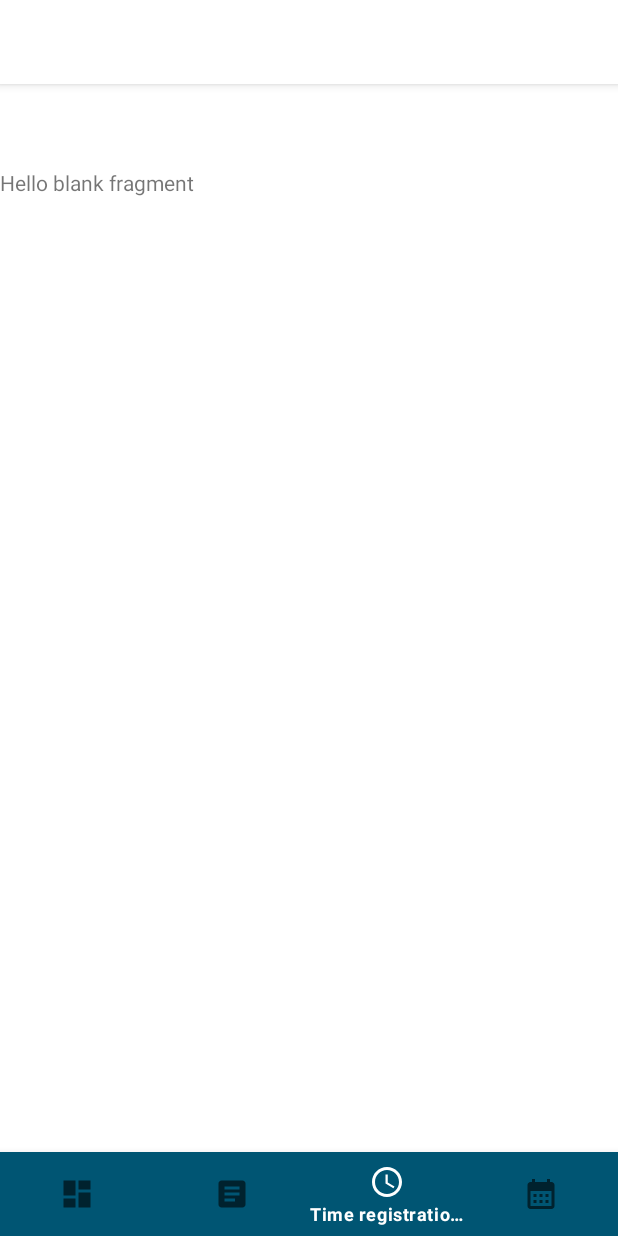
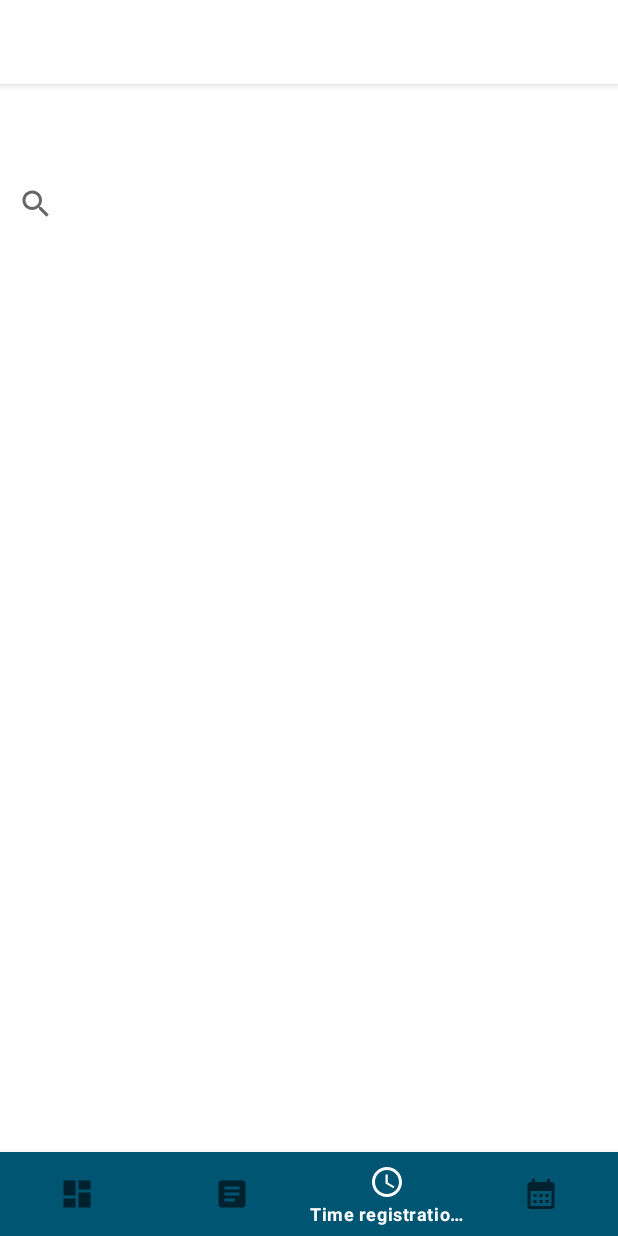
Before and after one commit to StijnMapper/Timeregistration, an Android app: the AllTimeRegistrationsFragment screen opened through its navigation route, on a phone screen of 412 x 824 dp. Run offline under Robolectric (Android 15) with nearby library versions, the phone set to English and light mode, and no system bars; our stand-ins replace navigation-ui.

Commit message:
Update fragment_all_time_registrations.xml
Feat: all time registrations layout

```diff
--- a/MyApplication/app/src/main/res/layout/fragment_all_time_registrations.xml
+++ b/MyApplication/app/src/main/res/layout/fragment_all_time_registrations.xml
@@ -1,14 +1,18 @@
 <?xml version="1.0" encoding="utf-8"?>
-<FrameLayout xmlns:android="http://schemas.android.com/apk/res/android"
+<RelativeLayout xmlns:android="http://schemas.android.com/apk/res/android"
     xmlns:tools="http://schemas.android.com/tools"
     android:layout_width="match_parent"
     android:layout_height="match_parent"
+    xmlns:app="http://schemas.android.com/apk/res-auto"
     tools:context=".ui.timeRegistration.AllTimeRegistrationsFragment">
 
-    <!-- TODO: Update blank fragment layout -->
-    <TextView
+    <SearchView
         android:layout_width="match_parent"
-        android:layout_height="match_parent"
-        android:text="@string/hello_blank_fragment" />
+        android:layout_height="wrap_content" />
 
-</FrameLayout>
+    <ListView
+        android:id="@+id/listview"
+        android:layout_width="match_parent"
+        android:layout_height="match_parent" />
+
+</RelativeLayout>
```
